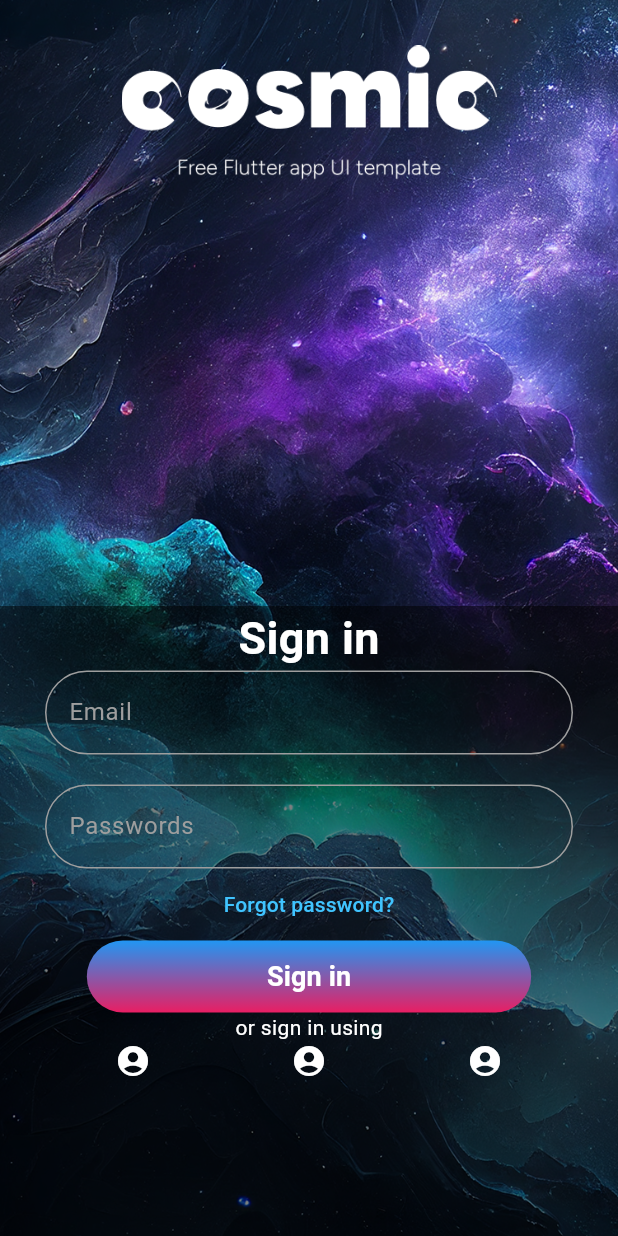
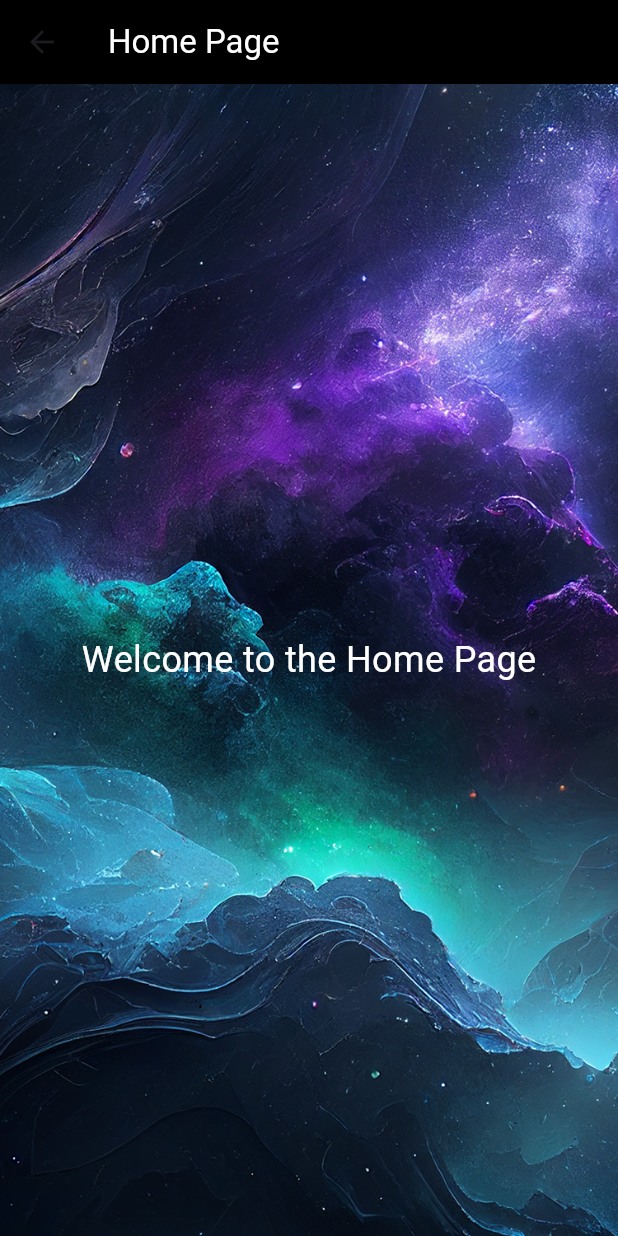
Before and after one commit to maksatrysbekovv/cosmic_app, a Flutter app: the screen it shows after launch, after a tap on "Sign in", on a phone screen of 412 x 824 dp. Run offline on Flutter 3.47's test engine with Material 3 defaults, Android fonts, the phone set to English and light mode, and no system bars.

Commit message:
Закончил первую страницу и добавил Home_page

```diff
--- /dev/null
+++ b/lib/ui/screens/home/home_page.dart
@@ -0,0 +1,28 @@
+import 'package:flutter/material.dart';
+import 'package:flutter_1_app/ui/widgets/background.dart';
+
+class HomePage extends StatelessWidget {
+  const HomePage({super.key});
+
+  @override
+  Widget build(BuildContext context) {
+    return Scaffold(
+      backgroundColor: Colors.black,
+      appBar: AppBar(
+        title: const Text('Home Page', style: TextStyle(color: Colors.white)),
+        backgroundColor: Colors.black,
+      ),
+      body: Stack(
+        children: [
+          Background(),
+          Center(
+            child: Text(
+              'Welcome to the Home Page',
+              style: TextStyle(color: Colors.white, fontSize: 24),
+            ),
+          ),
+        ],
+      ),
+    );
+  }
+}
--- a/lib/ui/screens/home/login_page.dart
+++ b/lib/ui/screens/home/login_page.dart
@@ -3,6 +3,7 @@ import 'package:flutter_1_app/ui/widgets/background.dart';
 import 'package:flutter_1_app/ui/widgets/email.dart';
 import 'package:flutter_1_app/ui/widgets/email_pass.dart';
 import 'package:flutter_1_app/core/constants/colors.dart';
+import 'package:flutter_1_app/ui/screens/home/home_page.dart';
 
 class LoginPage extends StatelessWidget {
   const LoginPage({super.key});
@@ -28,8 +29,12 @@ class LoginPage extends StatelessWidget {
                 child: Image.asset('assets/images/cosmic.png'),
               ),
               Container(
-                color: Colors.black.withOpacity(0.5),
-                height: 420,
+                decoration: BoxDecoration(
+                  color: Colors.black.withOpacity(0.6),
+                  borderRadius: BorderRadius.circular(25),
+                ),
+                // color: Colors.black.withOpacity(0.6),
+                height: 450,
                 padding: const EdgeInsets.symmetric(horizontal: 30),
                 child: Column(
                   children: [
@@ -47,14 +52,18 @@ class LoginPage extends StatelessWidget {
                     TextButton(
                       onPressed: null,
                       child: Text(
-                        'Forgot password?',
+                        'Forgot passwordsss?',
                         style: TextStyle(color: Colors.lightBlueAccent),
                       ),
                     ),
                     Container(
                       decoration: BoxDecoration(
                         gradient: const LinearGradient(
-                          colors: [Colors.blue, Colors.pink],
+                          colors: [
+                            Colors.lightBlueAccent,
+                            // Colors.blueAccent,
+                            Colors.purple,
+                          ],
                           begin: Alignment.topCenter,
                           end: Alignment.bottomCenter,
                         ),
@@ -62,7 +71,12 @@ class LoginPage extends StatelessWidget {
                       ),
                       child: ElevatedButton(
                         onPressed: () {
-                          print('Нажали кнопку!');
+                          Navigator.push(
+                            context,
+                            MaterialPageRoute(
+                              builder: (context) => const HomePage(),
+                            ),
+                          );
                         },
                         style: ElevatedButton.styleFrom(
                           backgroundColor:
@@ -76,26 +90,111 @@ class LoginPage extends StatelessWidget {
                             borderRadius: BorderRadius.circular(25),
                           ),
                         ),
+
                         child: const Text(
                           'Sign in',
                           style: TextStyle(
                             fontSize: 18,
-                            fontWeight: FontWeight.bold,
+                            fontWeight: FontWeight.w900,
                             color: Colors.white,
                           ),
                         ),
                       ),
                     ),
+                    SizedBox(height: 10),
                     Text(
                       'or sign in using',
-                      style: TextStyle(color: Colors.white),
+                      style: TextStyle(color: AppColors.greyColor),
                     ),
+                    SizedBox(height: 10),
+
                     Row(
                       mainAxisAlignment: MainAxisAlignment.spaceAround,
                       children: [
-                        Icon(Icons.account_circle_rounded, color: Colors.white),
-                        Icon(Icons.account_circle_rounded, color: Colors.white),
-                        Icon(Icons.account_circle_rounded, color: Colors.white),
+                        Container(
+                          width: 60,
+                          height: 60,
+                          decoration: BoxDecoration(
+                            shape: BoxShape.circle, // делает контейнер круглым
+                            color: const Color.fromARGB(
+                              255,
+                              27,
+                              29,
+                              43,
+                            ).withOpacity(0.5), // цвет фона (прозрачный темный)
+                          ),
+                          child: Center(
+                            child: Image.asset(
+                              'assets/images/twitter.png', // путь к твоей иконке
+                              width: 40,
+                              height: 40,
+                            ),
+                          ),
+                        ),
+                        Container(
+                          width: 60,
+                          height: 60,
+                          decoration: BoxDecoration(
+                            shape: BoxShape.circle, // делает контейнер круглым
+                            color: const Color.fromARGB(
+                              255,
+                              27,
+                              29,
+                              43,
+                            ).withOpacity(0.5), // цвет фона (прозрачный темный)
+                          ),
+                          child: Center(
+                            child: Image.asset(
+                              'assets/images/facebook.png', // путь к твоей иконке
+                              width: 40,
+                              height: 40,
+                            ),
+                          ),
+                        ),
+                        Container(
+                          width: 60,
+                          height: 60,
+                          decoration: BoxDecoration(
+                            shape: BoxShape.circle, // делает контейнер круглым
+                            color: const Color.fromARGB(
+                              255,
+                              27,
+                              29,
+                              43,
+                            ).withOpacity(0.5), // цвет фона (прозрачный темный)
+                          ),
+                          child: Center(
+                            child: Image.asset(
+                              'assets/images/google.png', // путь к твоей иконке
+                              width: 40,
+                              height: 40,
+                            ),
+                          ),
+                        ),
+                        // Icon(Icons.account_circle_rounded, color: Colors.white),
+                        // Icon(Icons.account_circle_rounded, color: Colors.white),
+                      ],
+                    ),
+                    Row(
+                      mainAxisAlignment: MainAxisAlignment.center,
+                      children: [
+                        Text(
+                          "Don't have an account?",
+                          style: TextStyle(color: AppColors.greyColor),
+                        ),
+                        TextButton(
+                          onPressed: () {
+                            print('Нажали на Sign up');
+                            // Navigator.push(context, MaterialPageRoute(builder: (_) => SignUpPage()));
+                          },
+                          child: Text(
+                            'Sign up',
+                            style: TextStyle(
+                              color: Colors.lightBlueAccent,
+                              fontWeight: FontWeight.bold,
+                            ),
+                          ),
+                        ),
                       ],
                     ),
                   ],
```
Also changed, not shown: assets/images/facebook.png (added), assets/images/google.png, assets/images/twitter.png (added).
